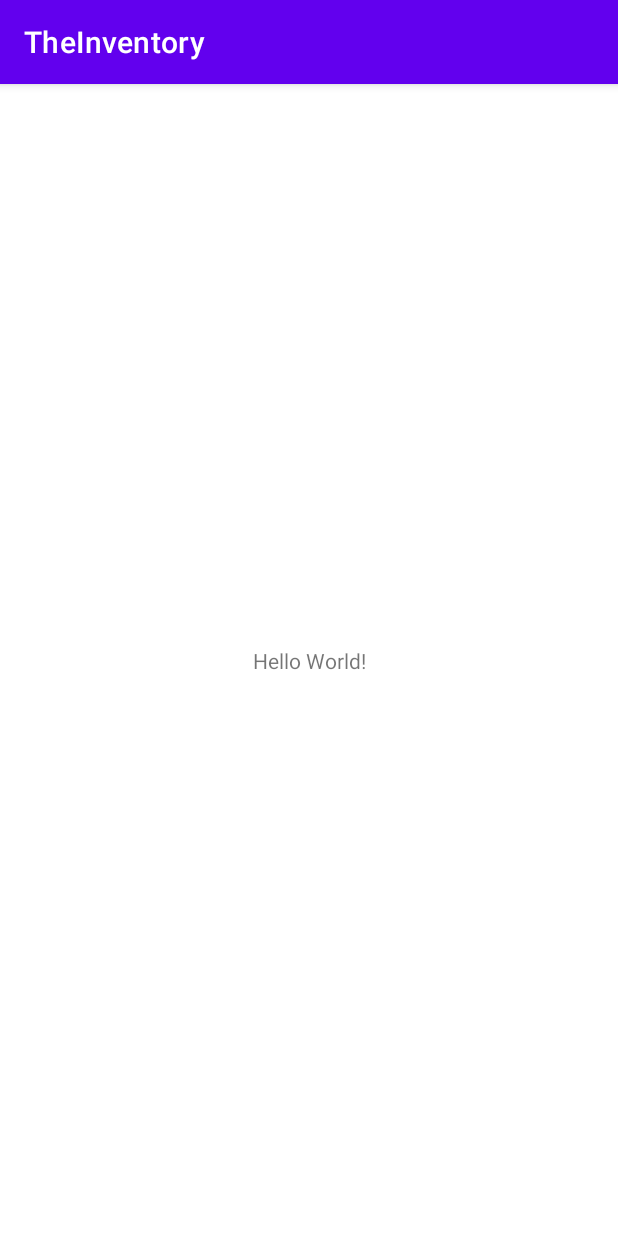
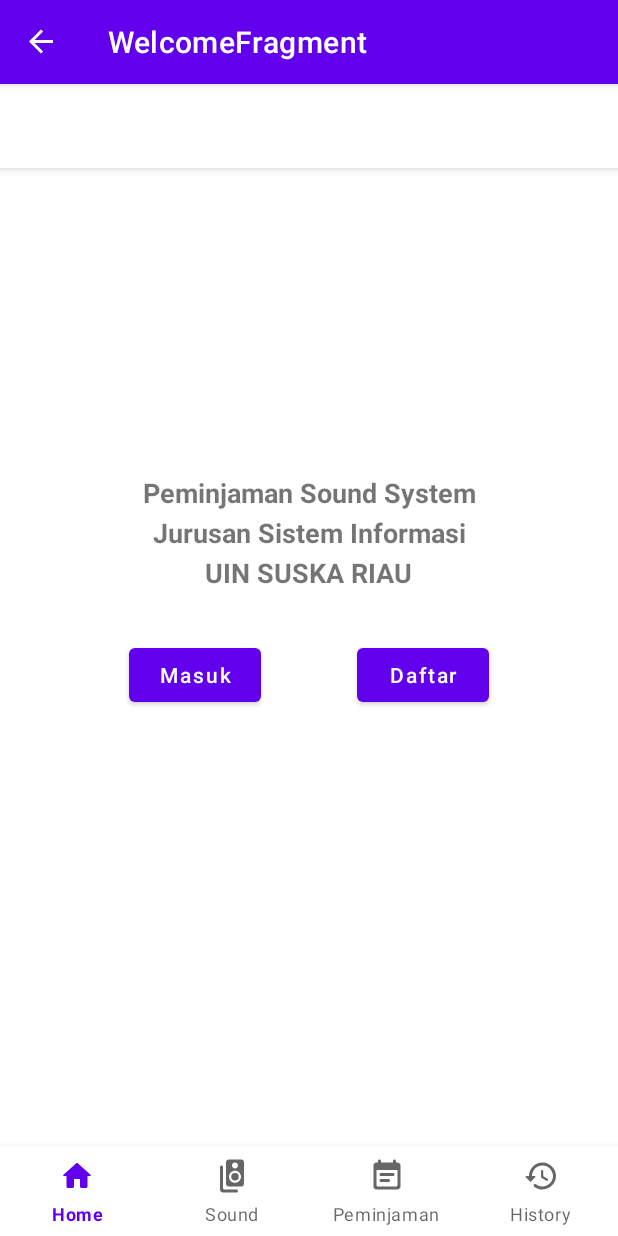
Before and after one commit to dedeDR18/TheInventory, an Android app: the screen it shows after launch (MainActivity), on a phone screen of 412 x 824 dp. Run offline under Robolectric (Android 15) with nearby library versions, the phone set to English and light mode, and no system bars; our stand-ins replace data binding, navigation-ui; 2 statements that could not run were skipped.

Commit message:
add bottom navigatin

```diff
--- a/app/src/main/java/id/learn/android/theinventory/presentation/main/MainActivity.kt
+++ b/app/src/main/java/id/learn/android/theinventory/presentation/main/MainActivity.kt
@@ -2,7 +2,15 @@ package id.learn.android.theinventory.presentation.main
 
 import androidx.appcompat.app.AppCompatActivity
 import android.os.Bundle
+import android.view.View
 import androidx.navigation.NavController
+import androidx.navigation.Navigation.findNavController
+import androidx.navigation.findNavController
+import androidx.navigation.ui.AppBarConfiguration
+import androidx.navigation.ui.navigateUp
+import androidx.navigation.ui.setupActionBarWithNavController
+import androidx.navigation.ui.setupWithNavController
+
 import id.learn.android.theinventory.R
 import id.learn.android.theinventory.databinding.ActivityMainBinding
 
@@ -10,6 +18,7 @@ class MainActivity : AppCompatActivity() {
 
     private lateinit var binding: ActivityMainBinding
     private lateinit var navController: NavController
+    private lateinit var appBarConfiguration: AppBarConfiguration
 
     override fun onCreate(savedInstanceState: Bundle?) {
         super.onCreate(savedInstanceState)
@@ -17,6 +26,72 @@ class MainActivity : AppCompatActivity() {
         val view = binding.root
         setContentView(view)
 
+        setSupportActionBar(binding.toolbar)
+
+        changeToolbarTitle()
+
         //init navController
+        navController = findNavController(R.id.nav_host_fragment)
+
+        appBarConfiguration = AppBarConfiguration(setOf(R.id.homeFragment, R.id.dataBarangFragment, R.id.peminjamanFragment, R.id.historyFragment))
+        setupActionBarWithNavController(navController, appBarConfiguration)
+        binding.navView.setupWithNavController(navController)
+    }
+
+    private fun changeToolbarTitle(){
+        navController.addOnDestinationChangedListener{
+                controller, destination, arguments ->
+            if (navController.currentDestination!!.label!!.equals("HomeFragment")){
+                binding.toolbar.title = "Home"
+            } else if (navController.currentDestination!!.label!!.equals("DataBarangFragment")) {
+                binding.toolbar.title = "Data Barang"
+            }
+            else if (navController.currentDestination!!.label!!.equals("PeminjamanFragment")) {
+                binding.toolbar.title = "Peminjaman "
+            }
+            else if (navController.currentDestination!!.label!!.equals("HistoryFragment")) {
+                binding.toolbar.title = "History"
+            }
+            else if (navController.currentDestination!!.label!!.equals("WelcomeFragment")) {
+                binding.toolbar.title = "Welcome"
+            }
+            else if (navController.currentDestination!!.label!!.equals("DaftarFragment")) {
+                binding.toolbar.title = "Buat Akun"
+            }
+            else if (navController.currentDestination!!.label!!.equals("LoginFragment")) {
+                binding.toolbar.title = "Masuk"
+            }
+            else if (navController.currentDestination!!.label!!.equals("IsiDataPeminjamanFragment")) {
+                binding.toolbar.title = "Peminjaman"
+            }
+            else if (navController.currentDestination!!.label!!.equals("ListBarangFragment")) {
+                binding.toolbar.title = "Pilih Barang"
+            }
+            else if (navController.currentDestination!!.label!!.equals("ListStatusPeminjamanFragment")) {
+                binding.toolbar.title = "Status Peminjaman"
+            }
+            else if (navController.currentDestination!!.label!!.equals("DetailStatusPeminjamanFragment")) {
+                binding.toolbar.title = "Detail"
+            }
+            else if (navController.currentDestination!!.label!!.equals("ProfileFragment")) {
+                binding.toolbar.title = "Profile Saya"
+            }
+            else if (navController.currentDestination!!.label!!.equals("UbahPassFragment")) {
+                binding.toolbar.title = "Ubah Password"
+            } else {
+                binding.toolbar.title = "Default"
+            }
+
+        }
+    }
+
+
+    fun setBottomNavViewVisibility(visibility: Boolean){
+        binding.navView.visibility = if(visibility) View.VISIBLE else View.GONE
+    }
+
+    override fun onSupportNavigateUp(): Boolean {
+        val navController = findNavController(R.id.nav_host_fragment)
+        return navController.navigateUp(appBarConfiguration) || super.onSupportNavigateUp()
     }
 }
--- /dev/null
+++ b/app/src/main/res/drawable/ic_barang.xml
@@ -0,0 +1,16 @@
+<vector xmlns:android="http://schemas.android.com/apk/res/android"
+    android:width="24dp"
+    android:height="24dp"
+    android:viewportWidth="24"
+    android:viewportHeight="24"
+    android:tint="?attr/colorControlNormal">
+  <path
+      android:fillColor="@android:color/white"
+      android:pathData="M18.2,1L9.8,1C8.81,1 8,1.81 8,2.8v14.4c0,0.99 0.81,1.79 1.8,1.79l8.4,0.01c0.99,0 1.8,-0.81 1.8,-1.8L20,2.8c0,-0.99 -0.81,-1.8 -1.8,-1.8zM14,3c1.1,0 2,0.89 2,2s-0.9,2 -2,2 -2,-0.89 -2,-2 0.9,-2 2,-2zM14,16.5c-2.21,0 -4,-1.79 -4,-4s1.79,-4 4,-4 4,1.79 4,4 -1.79,4 -4,4z"/>
+  <path
+      android:fillColor="@android:color/white"
+      android:pathData="M14,12.5m-2.5,0a2.5,2.5 0,1 1,5 0a2.5,2.5 0,1 1,-5 0"/>
+  <path
+      android:fillColor="@android:color/white"
+      android:pathData="M5,5c-0.55,0 -1,0.45 -1,1v15c0,1.1 0.89,2 2,2h9c0.55,0 1,-0.45 1,-1s-0.45,-1 -1,-1H7c-0.55,0 -1,-0.45 -1,-1V6c0,-0.55 -0.45,-1 -1,-1z"/>
+</vector>
--- /dev/null
+++ b/app/src/main/res/drawable/ic_history.xml
@@ -0,0 +1,10 @@
+<vector xmlns:android="http://schemas.android.com/apk/res/android"
+    android:width="24dp"
+    android:height="24dp"
+    android:viewportWidth="24"
+    android:viewportHeight="24"
+    android:tint="?attr/colorControlNormal">
+  <path
+      android:fillColor="@android:color/white"
+      android:pathData="M13.26,3C8.17,2.86 4,6.95 4,12L2.21,12c-0.45,0 -0.67,0.54 -0.35,0.85l2.79,2.8c0.2,0.2 0.51,0.2 0.71,0l2.79,-2.8c0.31,-0.31 0.09,-0.85 -0.36,-0.85L6,12c0,-3.9 3.18,-7.05 7.1,-7 3.72,0.05 6.85,3.18 6.9,6.9 0.05,3.91 -3.1,7.1 -7,7.1 -1.61,0 -3.1,-0.55 -4.28,-1.48 -0.4,-0.31 -0.96,-0.28 -1.32,0.08 -0.42,0.42 -0.39,1.13 0.08,1.49C9,20.29 10.91,21 13,21c5.05,0 9.14,-4.17 9,-9.26 -0.13,-4.69 -4.05,-8.61 -8.74,-8.74zM12.75,8c-0.41,0 -0.75,0.34 -0.75,0.75v3.68c0,0.35 0.19,0.68 0.49,0.86l3.12,1.85c0.36,0.21 0.82,0.09 1.03,-0.26 0.21,-0.36 0.09,-0.82 -0.26,-1.03l-2.88,-1.71v-3.4c0,-0.4 -0.34,-0.74 -0.75,-0.74z"/>
+</vector>
--- /dev/null
+++ b/app/src/main/res/drawable/ic_home.xml
@@ -0,0 +1,10 @@
+<vector xmlns:android="http://schemas.android.com/apk/res/android"
+    android:width="24dp"
+    android:height="24dp"
+    android:viewportWidth="24"
+    android:viewportHeight="24"
+    android:tint="?attr/colorControlNormal">
+  <path
+      android:fillColor="@android:color/white"
+      android:pathData="M10,19v-5h4v5c0,0.55 0.45,1 1,1h3c0.55,0 1,-0.45 1,-1v-7h1.7c0.46,0 0.68,-0.57 0.33,-0.87L12.67,3.6c-0.38,-0.34 -0.96,-0.34 -1.34,0l-8.36,7.53c-0.34,0.3 -0.13,0.87 0.33,0.87H5v7c0,0.55 0.45,1 1,1h3c0.55,0 1,-0.45 1,-1z"/>
+</vector>
--- /dev/null
+++ b/app/src/main/res/drawable/ic_peminjaman.xml
@@ -0,0 +1,11 @@
+<vector xmlns:android="http://schemas.android.com/apk/res/android"
+    android:width="24dp"
+    android:height="24dp"
+    android:viewportWidth="24"
+    android:viewportHeight="24"
+    android:tint="?attr/colorControlNormal"
+    android:autoMirrored="true">
+  <path
+      android:fillColor="@android:color/white"
+      android:pathData="M16,10L8,10c-0.55,0 -1,0.45 -1,1s0.45,1 1,1h8c0.55,0 1,-0.45 1,-1s-0.45,-1 -1,-1zM19,3h-1L18,2c0,-0.55 -0.45,-1 -1,-1s-1,0.45 -1,1v1L8,3L8,2c0,-0.55 -0.45,-1 -1,-1s-1,0.45 -1,1v1L5,3c-1.11,0 -2,0.9 -2,2v14c0,1.1 0.89,2 2,2h14c1.1,0 2,-0.9 2,-2L21,5c0,-1.1 -0.9,-2 -2,-2zM18,19L6,19c-0.55,0 -1,-0.45 -1,-1L5,8h14v10c0,0.55 -0.45,1 -1,1zM13,14L8,14c-0.55,0 -1,0.45 -1,1s0.45,1 1,1h5c0.55,0 1,-0.45 1,-1s-0.45,-1 -1,-1z"/>
+</vector>
--- a/app/src/main/res/layout/activity_main.xml
+++ b/app/src/main/res/layout/activity_main.xml
@@ -1,21 +1,56 @@
 <?xml version="1.0" encoding="utf-8"?>
-<layout>
+<layout xmlns:android="http://schemas.android.com/apk/res/android"
+    xmlns:app="http://schemas.android.com/apk/res-auto"
+    xmlns:tools="http://schemas.android.com/tools">
 
-<androidx.constraintlayout.widget.ConstraintLayout xmlns:android="http://schemas.android.com/apk/res/android"
-    xmlns:app="http://schemas.android.com/apk/res-auto"
-    xmlns:tools="http://schemas.android.com/tools"
+<androidx.constraintlayout.widget.ConstraintLayout
     android:layout_width="match_parent"
     android:layout_height="match_parent"
     tools:context=".presentation.main.MainActivity">
 
-    <TextView
+    <com.google.android.material.appbar.AppBarLayout
+        android:id="@+id/appBarLayout"
+        android:layout_width="match_parent"
+        android:layout_height="wrap_content"
+        app:layout_constraintEnd_toEndOf="parent"
+        app:layout_constraintStart_toStartOf="parent"
+        app:layout_constraintTop_toTopOf="parent">
+
+        <androidx.appcompat.widget.Toolbar
+            android:id="@+id/toolbar"
+            android:layout_width="match_parent"
+            android:layout_height="?attr/actionBarSize"
+            android:background="@color/white">
+
+
+        </androidx.appcompat.widget.Toolbar>
+
+    </com.google.android.material.appbar.AppBarLayout>
+
+
+    <fragment
+        android:id="@+id/nav_host_fragment"
+        android:layout_width="match_parent"
+        android:layout_height="0dp"
+        android:name="androidx.navigation.fragment.NavHostFragment"
+        app:defaultNavHost="true"
+        app:navGraph='@navigation/mobile_navigation'
+        app:layout_constraintBottom_toTopOf="@+id/nav_view"
+        app:layout_constraintEnd_toEndOf="parent"
+        app:layout_constraintStart_toStartOf="parent"
+        app:layout_constraintTop_toTopOf="parent" />
+
+    <com.google.android.material.bottomnavigation.BottomNavigationView
+        android:id="@+id/nav_view"
         android:layout_width="wrap_content"
-        android:layout_height="wrap_content"
-        android:text="Hello World!"
+        android:layout_height="60dp"
+        android:layout_marginStart="16dp"
+        android:layout_marginEnd="16dp"
+        app:labelVisibilityMode="labeled"
         app:layout_constraintBottom_toBottomOf="parent"
         app:layout_constraintLeft_toLeftOf="parent"
         app:layout_constraintRight_toRightOf="parent"
-        app:layout_constraintTop_toTopOf="parent" />
+        app:menu="@menu/bottom_nav_menu" />
 
 </androidx.constraintlayout.widget.ConstraintLayout>
 
--- /dev/null
+++ b/app/src/main/res/menu/bottom_nav_menu.xml
@@ -0,0 +1,27 @@
+<?xml version="1.0" encoding="utf-8"?>
+<menu xmlns:android="http://schemas.android.com/apk/res/android">
+
+    <item
+        android:id="@+id/homeFragment"
+        android:icon="@drawable/ic_home"
+        android:title="Home"
+        />
+
+    <item
+        android:id="@+id/dataBarangFragment"
+        android:icon="@drawable/ic_barang"
+        android:title="Sound"
+        />
+
+    <item
+        android:id="@+id/peminjamanFragment"
+        android:icon="@drawable/ic_peminjaman"
+        android:title="Peminjaman"
+        />
+
+    <item
+        android:id="@+id/historyFragment"
+        android:icon="@drawable/ic_history"
+        android:title="History"
+        />
+</menu>
```
